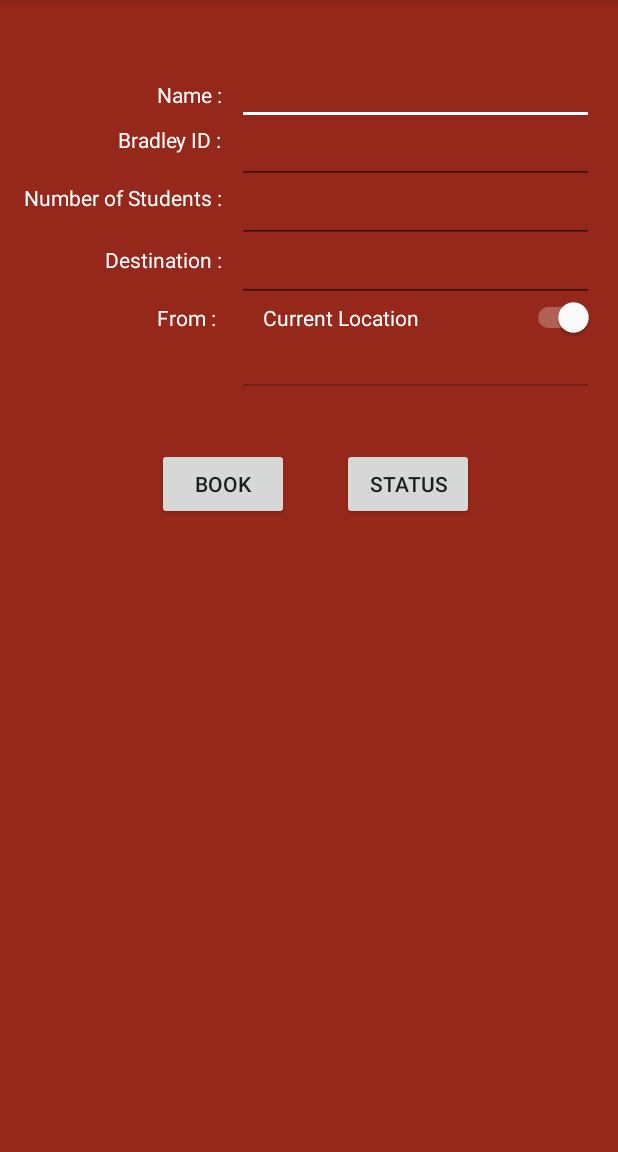
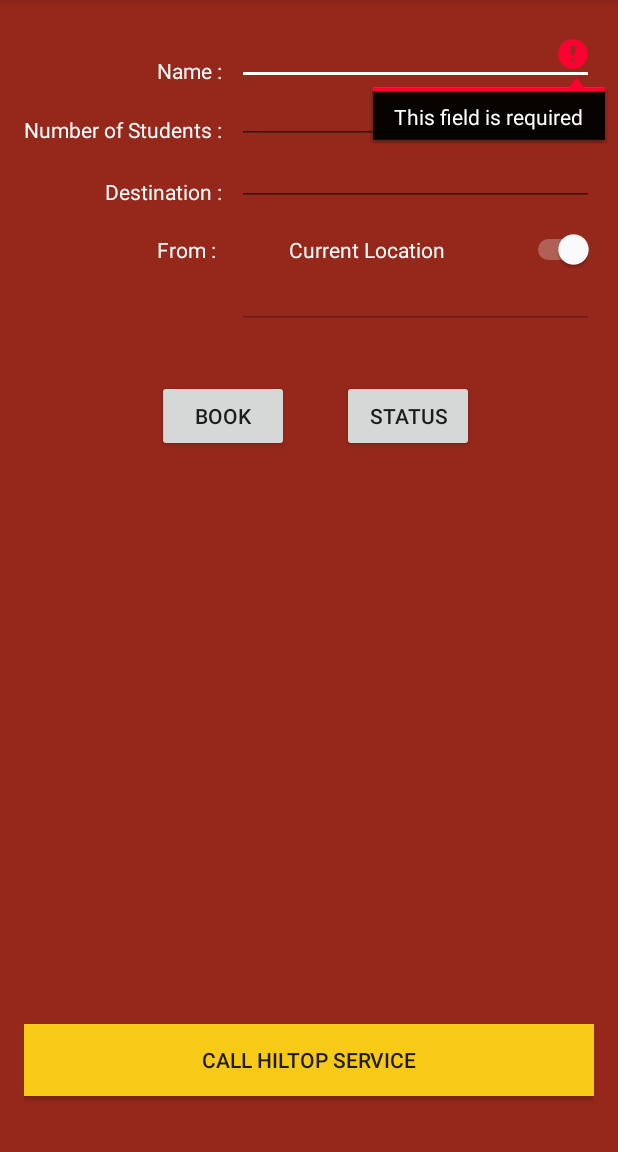
Before and after one commit to soniclavier/android, an Android app: the BookActivity screen opened directly, with no data from a screen before it, after a tap on "BOOK", on a phone screen of 412 x 824 dp, the part 84-1236 px from its top. Run offline under Robolectric (Android 15) with nearby library versions, the phone set to English and light mode, and no system bars; our stand-ins replace Volley; network calls fail.

Commit message:
book response

```diff
--- a/hilltop/src/main/java/com/example/vishnu/hilltop/BookActivity.java
+++ b/hilltop/src/main/java/com/example/vishnu/hilltop/BookActivity.java
@@ -1,12 +1,20 @@
 package com.example.vishnu.hilltop;
 
+import android.Manifest;
+import android.app.Activity;
+import android.app.Dialog;
 import android.content.Context;
 import android.content.Intent;
+import android.content.IntentFilter;
+import android.content.pm.PackageManager;
 import android.location.Address;
 import android.location.Geocoder;
 import android.location.Location;
+import android.net.Uri;
 import android.os.Handler;
 import android.os.Message;
+import android.support.v4.app.ActivityCompat;
+import android.support.v4.content.LocalBroadcastManager;
 import android.support.v7.app.AppCompatActivity;
 import android.os.Bundle;
 import android.util.Log;
@@ -15,6 +23,7 @@ import android.widget.Button;
 import android.widget.CompoundButton;
 import android.widget.EditText;
 import android.widget.Switch;
+import android.widget.TextView;
 
 import com.android.volley.AuthFailureError;
 import com.android.volley.Cache;
@@ -49,17 +58,43 @@ import java.util.Map;
 public class BookActivity extends AppCompatActivity {
 
     RequestQueue mRequestQueue;
+    private final int MY_PERMISSIONS_REQUEST_CALL_PHONE = 0;
 
     public void sendBookReqest(View view) {
 
         String URL = "http://hilltop-bradleyuniv.rhcloud.com/rest/bookHilltop";
+        View focusView = null;
 
-        String name = ((EditText)findViewById(R.id.studentName)).getText().toString();
-        String buid = ((EditText)findViewById(R.id.bradleyID)).getText().toString();
-        String num = ((EditText)findViewById(R.id.numStudents)).getText().toString();
-        String to = ((EditText)findViewById(R.id.destination)).getText().toString();
-        String from = ((EditText)findViewById(R.id.fromLoc)).getText().toString();
+        EditText nameView = ((EditText) findViewById(R.id.studentName));
+        EditText numView = ((EditText) findViewById(R.id.numStudents));
+        EditText toView = ((EditText) findViewById(R.id.destination));
+        EditText fromView = ((EditText) findViewById(R.id.fromLoc));
+        String name = nameView.getText().toString();
+        String num = numView.getText().toString();
+        String to = toView.getText().toString();
+        String from = fromView.getText().toString();
+        if (name.trim().equals("")) {
+            nameView.setError(getString(R.string.error_field_required));
+            focusView = nameView;
+            focusView.requestFocus();
+        } else if (num.toString().equals("")) {
+            numView.setError(getString(R.string.error_field_required));
+            focusView = numView;
+            focusView.requestFocus();
+        } else if (to.trim().equals("")) {
+            toView.setError(getString(R.string.error_field_required));
+            focusView = toView;
+            focusView.requestFocus();
+        } else if (from.trim().equals("")) {
+            fromView.setError(getString(R.string.error_field_required));
+            focusView = fromView;
+            focusView.requestFocus();
+        } else {
+
+            try {
+                Integer.parseInt(num);
                 HashMap<String, String> params = new HashMap<String, String>();
+                String buid = getIntent().getStringExtra("buid");
                 params.put("name", name);
                 params.put("buid", buid);
                 params.put("num", num);
@@ -67,14 +102,17 @@ public class BookActivity extends AppCompatActivity {
                 params.put("from", from);
 
 
-
-        JsonObjectRequest req = new JsonObjectRequest(URL,new JSONObject(params),
+                JsonObjectRequest req = new JsonObjectRequest(URL, new JSONObject(params),
                         new Response.Listener<JSONObject>() {
                             @Override
                             public void onResponse(JSONObject response) {
                                 try {
                                     VolleyLog.v("Response:%n %s", response.toString(4));
-                            System.out.println("Success "+response);
+                                    System.out.println("Success " + response);
+                                    String message = "Booking request sent";
+                                    message += "\nBooking ID : " + response.getString("booking_id");
+                                    message += "\nStatus : " + response.getString("approval_status");
+                                    openDialog(message, true);
                                 } catch (JSONException e) {
                                     e.printStackTrace();
                                 }
@@ -83,10 +121,17 @@ public class BookActivity extends AppCompatActivity {
                     @Override
                     public void onErrorResponse(VolleyError error) {
                         VolleyLog.e("Error: ", error.getMessage());
+                        openDialog("Could not send booking request\nPlease try again later", false);
                     }
                 });
 
                 mRequestQueue.add(req);
+            } catch (NumberFormatException e) {
+                numView.setError("Not a valid number");
+                focusView = numView;
+                focusView.requestFocus();
+            }
+        }
 
     }
 
@@ -138,7 +183,6 @@ public class BookActivity extends AppCompatActivity {
     }
 
 
-
     @Override
     protected void onCreate(Bundle savedInstanceState) {
         super.onCreate(savedInstanceState);
@@ -156,7 +200,6 @@ public class BookActivity extends AppCompatActivity {
         mRequestQueue.start();
 
 
-
         Switch takeCurrentLocation = (Switch) findViewById(R.id.switchBook);
         takeCurrentLocation.setOnCheckedChangeListener(new CompoundButton.OnCheckedChangeListener() {
             public void onCheckedChanged(CompoundButton buttonView, boolean isChecked) {
@@ -166,10 +209,10 @@ public class BookActivity extends AppCompatActivity {
                     fromLoc.setText("");
                     fromLoc.setEnabled(false);
                     Bundle b = getIntent().getExtras();
-                    if (b!=null) {
+                    if (b != null) {
                         Double latitude = b.getDouble("lat");
                         Double longitude = b.getDouble("lon");
-                        getAddressFromLocation(latitude,longitude,getApplicationContext(),new UpdateFromLocHandler());
+                        getAddressFromLocation(latitude, longitude, getApplicationContext(), new UpdateFromLocHandler());
                     } else {
                         fromLoc.setText("Could not retrieve your current location");
                         findViewById(R.id.bookButton).setEnabled(false);
@@ -181,10 +224,10 @@ public class BookActivity extends AppCompatActivity {
             }
         });
         Bundle b = getIntent().getExtras();
-        if (b!=null) {
+        if (b != null) {
             Double latitude = b.getDouble("lat");
             Double longitude = b.getDouble("lon");
-            getAddressFromLocation(latitude,longitude,getApplicationContext(),new UpdateFromLocHandler());
+            getAddressFromLocation(latitude, longitude, getApplicationContext(), new UpdateFromLocHandler());
         }
     }
 
@@ -206,9 +249,62 @@ public class BookActivity extends AppCompatActivity {
     }
 
     public void loadBookingStatus(View view) {
-        System.out.println("in loadBookingStatus");
-        Intent intent = new Intent(this,BookingStatus.class);
+        Bundle b = getIntent().getExtras();
+        Intent intent = new Intent(this, BookingStatus.class);
+        intent.putExtras(b);
         startActivity(intent);
+    }
+
+    public void openDialog(String message, final boolean success) {
+        final Dialog dialog = new Dialog(this); // Context, this, etc.
+        dialog.setContentView(R.layout.bookingresult);
+        dialog.setTitle("Booking response");
+        TextView dialogText = (TextView) dialog.findViewById(R.id.dialog_info);
+        dialogText.setText(message);
+        if (success) {
+            ((Button) dialog.findViewById(R.id.dialog_ok)).setBackgroundColor(getResources().getColor(R.color.gossipGreen));
+        } else {
+            ((Button) dialog.findViewById(R.id.dialog_ok)).setBackgroundColor(getResources().getColor(R.color.grey));
+        }
+        dialog.findViewById(R.id.dialog_ok).setOnClickListener(new View.OnClickListener() {
+            @Override
+            public void onClick(View v) {
+                if (success) {
+                    Bundle b = getIntent().getExtras();
+                    Intent intent = new Intent(getBaseContext(), BookingStatus.class);
+                    intent.putExtras(b);
+                    startActivity(intent);
+                } else {
+                    dialog.dismiss();
+                }
+            }
+        });
+
+        dialog.findViewById(R.id.dialog_cancel).setOnClickListener(new View.OnClickListener() {
+            @Override
+            public void onClick(View v) {
+                dialog.dismiss();
+            }
+        });
+        dialog.show();
+    }
+
+    @Override
+    protected void onResume() {
+        super.onResume();
+
+    }
+
+    public void callHilltop(View view) {
+        Intent callIntent = new Intent(Intent.ACTION_CALL);
+        callIntent.setData(Uri.parse("tel:+13096772800"));
+        if (ActivityCompat.checkSelfPermission(this, Manifest.permission.CALL_PHONE) != PackageManager.PERMISSION_GRANTED) {
+            ActivityCompat.requestPermissions(this,
+                    new String[]{Manifest.permission.CALL_PHONE},
+                    MY_PERMISSIONS_REQUEST_CALL_PHONE);
+            return;
+        }
+        startActivity(callIntent);
     }
 
 
--- a/hilltop/src/main/java/com/example/vishnu/hilltop/TrackVehicle.java
+++ b/hilltop/src/main/java/com/example/vishnu/hilltop/TrackVehicle.java
@@ -364,6 +364,7 @@ public class TrackVehicle extends FragmentActivity implements OnMapReadyCallback
 
         Intent intent = new Intent(TrackVehicle.this, BookActivity.class);
         Bundle b = new Bundle();
+        b.putString("buid",getIntent().getStringExtra("buid"));
         b.putDouble("lat", userLoc.getPosition().latitude);
         b.putDouble("lon", userLoc.getPosition().longitude);
         intent.putExtras(b);
--- a/hilltop/src/main/res/drawable/buttonshape.xml
+++ b/hilltop/src/main/res/drawable/buttonshape.xml
@@ -4,7 +4,7 @@
         android:radius="11dp"
         />
     <solid
-        android:color="#F7CA18"
+        android:color="@color/taxiyellow"
         />
     <size
         android:width="120dp"
--- a/hilltop/src/main/res/layout/activity_book.xml
+++ b/hilltop/src/main/res/layout/activity_book.xml
@@ -15,22 +15,21 @@
         android:layout_height="wrap_content"
         android:text="Name :   "
         android:id="@+id/nameLabel"
-        android:layout_alignParentTop="true"
-        android:layout_alignRight="@+id/numStudLabel"
-        android:layout_alignEnd="@+id/numStudLabel"
-        android:layout_marginTop="37dp"
-        android:textColor="@color/white"/>
+        android:textColor="@color/white"
+        android:layout_above="@+id/numStudLabel"
+        android:layout_toLeftOf="@+id/studentName"
+        android:layout_toStartOf="@+id/studentName" />
 
     <TextView
         android:layout_width="wrap_content"
         android:layout_height="wrap_content"
         android:text="Number of Students :   "
         android:id="@+id/numStudLabel"
-        android:layout_marginTop="19dp"
-        android:layout_below="@+id/bradIDLabel"
+        android:textColor="@color/white"
+        android:layout_below="@+id/studentName"
         android:layout_alignParentLeft="true"
         android:layout_alignParentStart="true"
-        android:textColor="@color/white"/>
+        android:layout_marginTop="20dp" />
 
     <TextView
         android:layout_width="wrap_content"
@@ -61,22 +60,11 @@
         android:textSize="20px"
         android:singleLine="true"
         android:textColor="@color/white"
-        android:layout_alignBaseline="@+id/nameLabel"
-        android:layout_alignBottom="@+id/nameLabel"
+        android:layout_alignParentTop="true"
         android:layout_alignParentRight="true"
         android:layout_alignParentEnd="true"
-        android:layout_toEndOf="@+id/nameLabel"
-        />
-
-    <TextView
-        android:layout_width="wrap_content"
-        android:layout_height="wrap_content"
-        android:text="Bradley ID :   "
-        android:id="@+id/bradIDLabel"
-        android:layout_below="@+id/studentName"
-        android:layout_alignRight="@+id/nameLabel"
-        android:layout_alignEnd="@+id/nameLabel"
-        android:textColor="@color/white"/>
+        android:layout_toRightOf="@+id/numStudLabel"
+        android:layout_toEndOf="@+id/numStudLabel" />
 
     <Switch
         android:layout_width="wrap_content"
@@ -85,26 +73,12 @@
         android:id="@+id/switchBook"
         android:textColor="@color/white"
         android:checked="true"
-        android:layout_marginLeft="17dp"
-        android:layout_marginStart="17dp"
         android:layout_alignBaseline="@+id/fromLabel"
         android:layout_alignBottom="@+id/fromLabel"
-        android:layout_alignLeft="@+id/studentName"
-        android:layout_alignStart="@+id/studentName"
         android:layout_alignParentRight="true"
-        android:layout_alignParentEnd="true" />
-
-    <EditText
-        android:layout_width="wrap_content"
-        android:layout_height="wrap_content"
-        android:id="@+id/bradleyID"
-        android:textSize="20px"
-        android:singleLine="true"
-        android:textColor="@color/white"
-        android:layout_below="@+id/studentName"
-        android:layout_toRightOf="@+id/bradIDLabel"
-        android:layout_alignRight="@+id/studentName"
-        android:layout_alignEnd="@+id/studentName" />
+        android:layout_alignParentEnd="true"
+        android:layout_toRightOf="@+id/bookButton"
+        android:layout_toEndOf="@+id/bookButton" />
 
     <EditText
         android:layout_width="wrap_content"
@@ -113,10 +87,10 @@
         android:textSize="20px"
         android:singleLine="true"
         android:textColor="@color/white"
-        android:layout_below="@+id/bradleyID"
+        android:layout_above="@+id/destLabel"
         android:layout_toRightOf="@+id/numStudLabel"
-        android:layout_alignRight="@+id/bradleyID"
-        android:layout_alignEnd="@+id/bradleyID" />
+        android:layout_alignRight="@+id/studentName"
+        android:layout_alignEnd="@+id/studentName" />
 
     <EditText
         android:layout_width="wrap_content"
@@ -125,7 +99,7 @@
         android:textSize="20px"
         android:singleLine="true"
         android:textColor="@color/white"
-        android:layout_below="@+id/numStudents"
+        android:layout_above="@+id/fromLabel"
         android:layout_toRightOf="@+id/destLabel"
         android:layout_alignRight="@+id/numStudents"
         android:layout_alignEnd="@+id/numStudents" />
@@ -168,4 +142,19 @@
         android:layout_marginLeft="35dp"
         android:layout_marginStart="35dp" />
 
+    <Button
+        style="?android:attr/buttonStyleSmall"
+        android:layout_width="wrap_content"
+        android:layout_height="wrap_content"
+        android:text="Call Hiltop Service"
+        android:id="@+id/callHilltop"
+        android:onClick="callHilltop"
+        android:background="@color/taxiyellow"
+        android:layout_marginBottom="21dp"
+        android:layout_alignParentBottom="true"
+        android:layout_alignParentLeft="true"
+        android:layout_alignParentStart="true"
+        android:layout_alignRight="@+id/fromLoc"
+        android:layout_alignEnd="@+id/fromLoc" />
+
 </RelativeLayout>
--- a/hilltop/src/main/res/values/colors.xml
+++ b/hilltop/src/main/res/values/colors.xml
@@ -14,6 +14,11 @@
     <color name="lynch">#6C7A89</color>
     <color name="brickred">#96281B</color>
     <color name="darkgrey">#212121</color>
+    <color name="canyellow">#F5D76E</color>
+    <color name="callgreen">#00FF00</color>
+    <color name="taxiyellow">#F7CA18</color>
+
+
 
 
     <color name="black_overlay">#66000000</color>
```
Also changed, not shown: hilltop/src/main/AndroidManifest.xml (+6 -1 lines), hilltop/src/main/java/com/example/vishnu/hilltop/BookingStatus.java (+26 -3 lines), hilltop/src/main/java/com/example/vishnu/hilltop/Home.java (+3 -54 lines), hilltop/src/main/java/com/example/vishnu/hilltop/StudentLogin.java (added, +196 -0 lines), hilltop/src/main/res/drawable-mdpi/headerrowborder.xml (added, +11 -0 lines), hilltop/src/main/res/layout/activity_student_login.xml (added, +77 -0 lines), hilltop/src/main/res/layout/bookingresult.xml (added, +34 -0 lines), hilltop/src/main/res/values/strings.xml (+13 -0 lines). Lines whose indentation alone changed are shown as unchanged.
